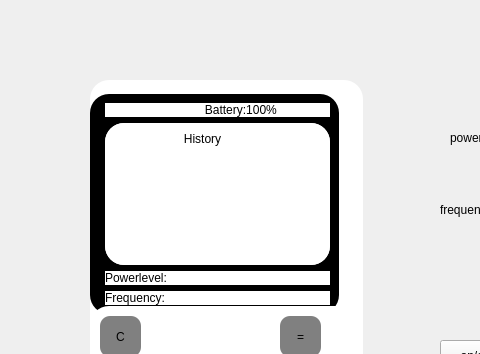
Qt form mainwindow.ui (COMP3004TeamChigga/COMP3004Project-final-work) before a commit; both pictures show x 0 to 480 and y 0 to 354 of the 987 by 723 pixel window.
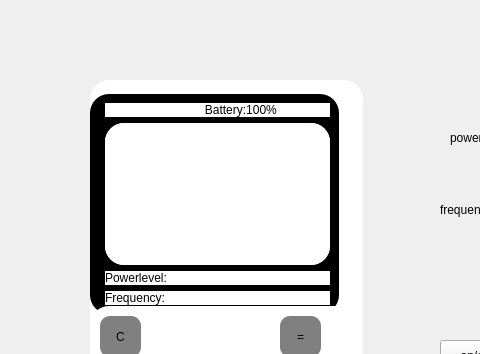
The same form after that commit. Custom widgets are drawn as their Qt base class.

The edit to the form file:
```diff
--- a/mainwindow.ui
+++ b/mainwindow.ui
@@ -120,7 +120,7 @@
            <enum>QFrame::Box</enum>
           </property>
           <property name="currentIndex">
-           <number>8</number>
+           <number>9</number>
           </property>
           <widget class="QWidget" name="PowerOffPage">
            <property name="styleSheet">
@@ -338,7 +338,14 @@
              </widget>
             </item>
             <item>
-             <widget class="QListWidget" name="HistoryWidget"/>
+             <widget class="QListWidget" name="historyWidget"/>
+            </item>
+           </layout>
+          </widget>
+          <widget class="QWidget" name="HistoryListPage">
+           <layout class="QVBoxLayout" name="verticalLayout_4">
+            <item>
+             <widget class="QListWidget" name="historyListWidget"/>
             </item>
            </layout>
           </widget>
```
